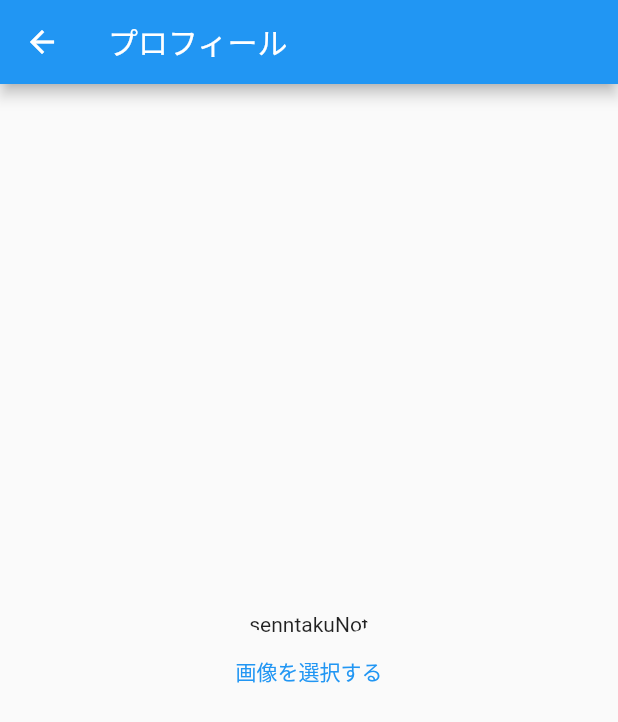
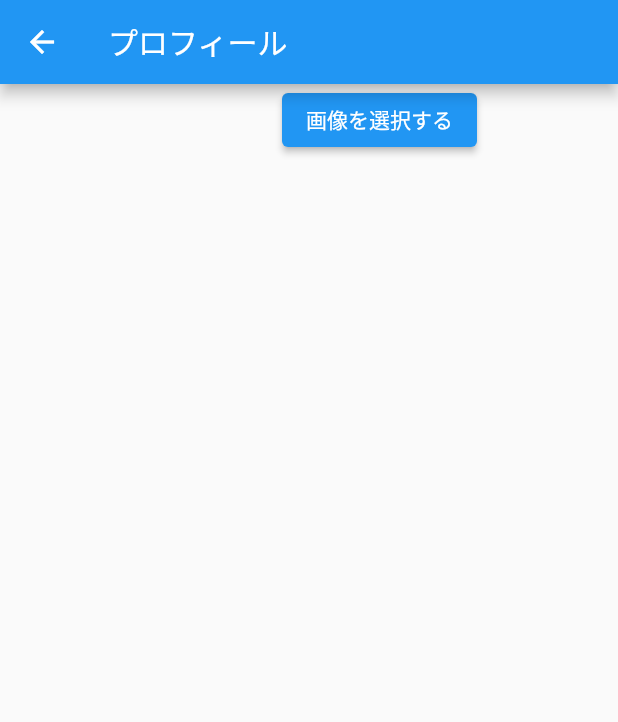
Before and after one commit to kawasaki-create/LocalSushiMemo, a Flutter app: the Profile screen opened directly, on a phone screen of 412 x 824 dp. Shown: the top 722 px of the screen. Run offline on Flutter 3.47's test engine with Material 2 defaults, Android fonts, the phone set to English and light mode, and no system bars; our stand-ins replace cloud_firestore, firebase_auth, firebase_core, font_awesome_flutter, image_picker, like_button and 1 more; missing offline and left inert: universal_html; accounts and stored records are empty.

Commit message:
プロフのモーダル作成。画像変更や自己紹介などを入れる

```diff
--- a/lib/login_page.dart
+++ b/lib/login_page.dart
@@ -1,3 +1,4 @@
+import 'package:cloud_firestore/cloud_firestore.dart';
 import 'package:firebase_auth/firebase_auth.dart';
 import 'package:firebase_core/firebase_core.dart';
 import 'package:flutter/material.dart';
--- a/lib/routes/notice_route.dart
+++ b/lib/routes/notice_route.dart
@@ -33,27 +33,60 @@ class _ProfileState extends State<Profile> {
       appBar: AppBar(
         title: Text("プロフィール"),
       ),
-      body: Center(
+      body: Container(
         child: Column(
-          mainAxisAlignment: MainAxisAlignment.center,
+          mainAxisAlignment: MainAxisAlignment.start,
+          children: [
+            Row(
+              mainAxisAlignment: MainAxisAlignment.spaceEvenly,
               children: [
                 ClipOval(
                   child:
                   profIcon == null
-                    ? const Text('senntakuNot')
+                      ? const Text('')
                       : Image.file(
                     profIcon!,
-                        width: 200,
-                        height: 200,
+                    width: 100,
+                    height: 100,
                     fit: BoxFit.fill,
                   ),
                 ),
-            Container(
-              child: TextButton(
-                onPressed: getImage,
+                Align(
+                  alignment: Alignment.topRight,
+                   child: Container(
+                      child: ElevatedButton(
+                        onPressed: (){
+                            showModalBottomSheet(
+                              //モーダルの背景の色、透過
+                              backgroundColor: Colors.transparent,
+                              //ドラッグ可能にする（高さもハーフサイズからフルサイズになる様子）
+                              isScrollControlled: true,
+                              context: context,
+                              builder: (BuildContext context){
+                                return Container(
+                                  margin: EdgeInsets.only(top: 64),
+                                  decoration: BoxDecoration(
+                                    //モーダル自体の色
+                                    color: Colors.white,
+                                    //角丸にする
+                                    borderRadius: BorderRadius.only(
+                                      topLeft: Radius.circular(20),
+                                      topRight: Radius.circular(20),
+                                    ),
+                                  ),
+                              //    child: Text('oo'),
+                                );
+                              },
+                          );
+                        },
                         child: Text('画像を選択する'),
                       ),
-            )
+                    ),
+                ),
+
+              ],
+            ),
+
           ],
         ),
       ),
--- a/lib/scrapingMenu.dart
+++ b/lib/scrapingMenu.dart
@@ -204,7 +204,6 @@ class _scrapingState extends State<scraping> {
                           });
 
                          //もしデータがあれば合計ポイントを取得する。なければ新設
-
                         await FirebaseFirestore.instance
                          .collection('users')
                          .doc(uid)
```
Also changed, not shown: 1 other file. Lines whose indentation alone changed are shown as unchanged.
